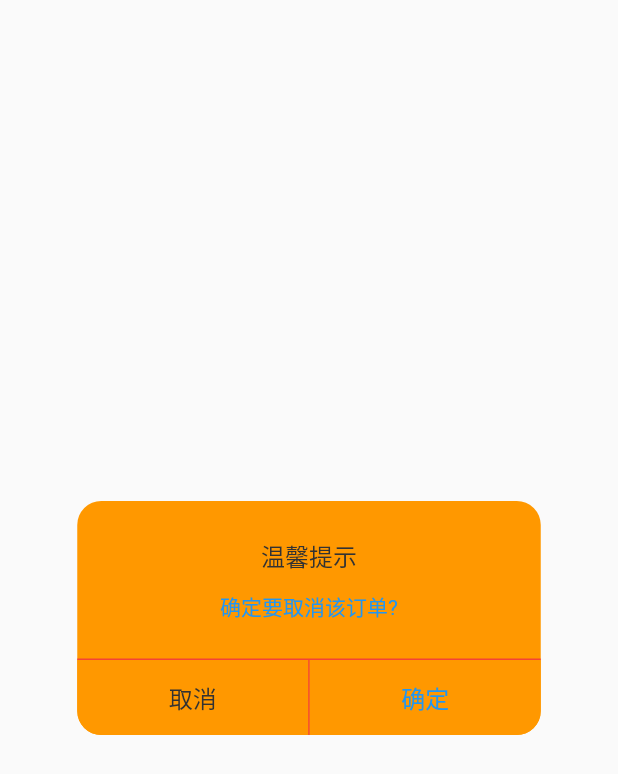
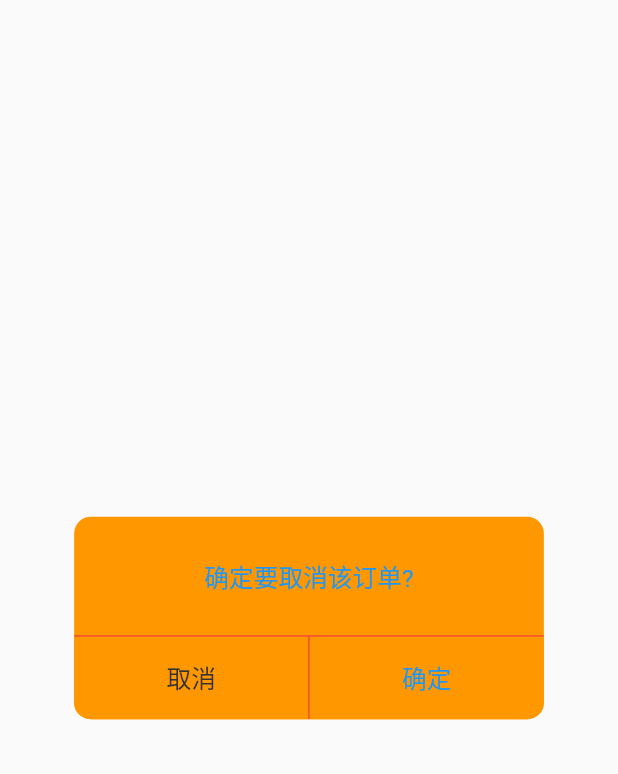
Before and after one commit to wangyujie1207/qz_ui_kit, a Flutter app: the NDialog widget shown alone on an empty page, opened directly, on a phone screen of 412 x 824 dp. Shown: the top 774 px of the screen. Run offline on Flutter 3.47's test engine with Material 2 defaults, Android fonts, the phone set to English and light mode, and no system bars; our stand-ins replace bot_toast, connectivity, dio, extended_image, flutter_screenutil, flutter_spinkit and 1 more; missing offline and left inert: city_pickers, flutter_picker, flutter_qr_reader.

Commit message:
dialog 调整

```diff
--- a/example/lib/main.dart
+++ b/example/lib/main.dart
@@ -57,7 +57,7 @@ class _ExamplePageState extends State<ExamplePage> {
                       confirmButtonColor: Colors.orange,
                       contentColor: Colors.blue,
                       borderColor: Colors.red,
-                      title: '温馨提示',
+                      // title: '温馨提示',
                       message: '确定要取消该订单?',
                       confirmButtonText: '确定',
                       cancelButtonText: '取消',
--- a/lib/widgets/dialog.dart
+++ b/lib/widgets/dialog.dart
@@ -1,4 +1,5 @@
 import 'package:flutter/material.dart';
+import 'package:flutter_screenutil/flutter_screenutil.dart';
 
 ///自定义Dialog
 class NDialog extends StatefulWidget {
@@ -124,19 +125,19 @@ class _NDialog extends State<NDialog> {
     return DecoratedBox(
         decoration: BoxDecoration(
             color: widget.cancelButtonColor,
-            borderRadius: BorderRadius.only(bottomLeft: Radius.circular(16))),
+            borderRadius: BorderRadius.only(bottomLeft: Radius.circular(20.w))),
         child: Material(
             type: MaterialType.transparency,
             child: InkWell(
                 onTap: hideDialog,
                 borderRadius:
-                    BorderRadius.only(bottomLeft: Radius.circular(16)),
+                    BorderRadius.only(bottomLeft: Radius.circular(20.w)),
                 child: Container(
-                    height: 50,
+                    height: 100.w,
                     alignment: Alignment.center,
                     child: Text(widget.cancelButtonText,
                         style: TextStyle(
-                          fontSize: 16,
+                          fontSize: 30.sp,
                           color: widget.cancelTextColor,
                         ))))));
   }
@@ -146,10 +147,10 @@ class _NDialog extends State<NDialog> {
         decoration: BoxDecoration(
             color: widget.confirmButtonColor,
             borderRadius: widget.showCancelButton
-                ? BorderRadius.only(bottomRight: Radius.circular(16))
+                ? BorderRadius.only(bottomRight: Radius.circular(20.w))
                 : BorderRadius.only(
-                    bottomLeft: Radius.circular(16),
-                    bottomRight: Radius.circular(16))),
+                    bottomLeft: Radius.circular(20.w),
+                    bottomRight: Radius.circular(20.w))),
         child: Material(
           type: MaterialType.transparency,
           child: InkWell(
@@ -167,12 +168,12 @@ class _NDialog extends State<NDialog> {
                   ? Colors.transparent
                   : Theme.of(context).splashColor,
               borderRadius: widget.showCancelButton
-                  ? BorderRadius.only(bottomRight: Radius.circular(16))
+                  ? BorderRadius.only(bottomRight: Radius.circular(20.w))
                   : BorderRadius.only(
-                      bottomLeft: Radius.circular(16),
-                      bottomRight: Radius.circular(16)),
+                      bottomLeft: Radius.circular(20.w),
+                      bottomRight: Radius.circular(20.w)),
               child: Container(
-                height: 50,
+                height: 100.w,
                 alignment: Alignment.center,
                 child: _confirmLoading
                     ? SizedBox(
@@ -187,7 +188,7 @@ class _NDialog extends State<NDialog> {
                       )
                     : Text(widget.confirmButtonText,
                         style: TextStyle(
-                          fontSize: 16,
+                          fontSize: 30.sp,
                           color: widget.confirmTextColor,
                         )),
               )),
@@ -203,7 +204,7 @@ class _NDialog extends State<NDialog> {
             flex: widget.showCancelButton ? 1 : 0),
         SizedBox(
             width: widget.showCancelButton ? 1 : 0,
-            height: 50,
+            height: 100.w,
             child: Container(color: widget.borderColor ?? Color(0xffebedf0))),
         Expanded(
             child:
@@ -223,11 +224,11 @@ class _NDialog extends State<NDialog> {
       children: <Widget>[
         widget.title != null
             ? Container(
-                padding: EdgeInsets.fromLTRB(24, 24, 24, 0),
+                padding: EdgeInsets.fromLTRB(50.w, 50.w, 50.w, 0),
                 alignment: widget.titleAlign,
                 child: Text(widget.title,
                     style: TextStyle(
-                        fontSize: 16,
+                        fontSize: 30.sp,
                         color: widget.titleColor ?? Color(0xff323233),
                         fontWeight: FontWeight.w500)),
               )
@@ -236,10 +237,10 @@ class _NDialog extends State<NDialog> {
           child: widget.child ??
               Container(
                 padding: EdgeInsets.fromLTRB(
-                    24, widget.title != null ? 12 : 24, 24, 24),
+                    50.w, widget.title != null ? 25.w : 50.w, 50.w, 50.w),
                 child: Text(widget.message,
                     textAlign: widget.messageAlign,
-                    style: TextStyle(fontSize: 14, color: widget.contentColor ?? Color(0xff646566))),
+                    style: TextStyle(fontSize: 30.sp, color: widget.contentColor ?? Color(0xff646566))),
               ),
         ),
         (widget.showConfirmButton || widget.showCancelButton)
@@ -258,11 +259,11 @@ class _NDialog extends State<NDialog> {
             type: MaterialType.transparency,
             child: Center(
               child: ConstrainedBox(
-                constraints: BoxConstraints(maxWidth: MediaQuery.of(context).size.width * 0.75),
+                constraints: BoxConstraints(maxWidth: 570.w),
                 child: Container(
                   decoration: BoxDecoration(
                       color: widget.background ?? Colors.white,
-                      borderRadius: BorderRadius.circular(16)),
+                      borderRadius: BorderRadius.circular(20.w)),
                   child: _buildContent,
                 ),
               ),
--- a/pubspec.yaml
+++ b/pubspec.yaml
@@ -1,6 +1,6 @@
 name: qz_ui_kit
 description: A new Flutter project.
-version: 0.0.9
+version: 0.1.0
 homepage: https://github.com/wangyujie1207/qz_ui_kit
 
 environment:
```
Also changed, not shown: 1 other file.
